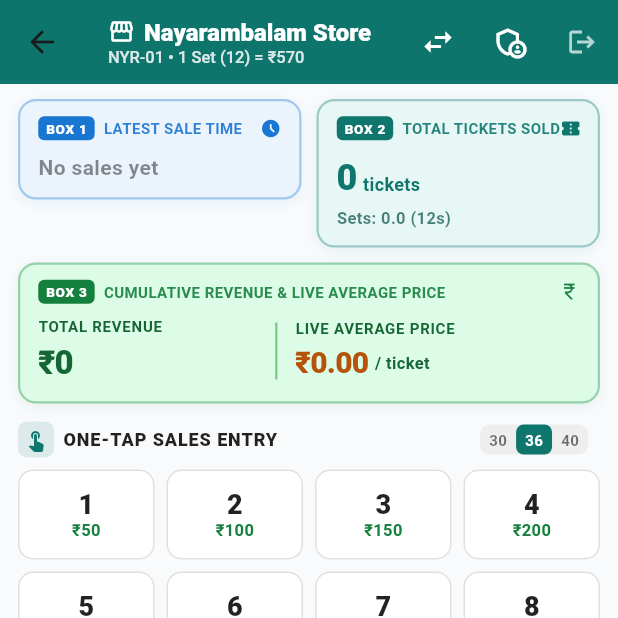
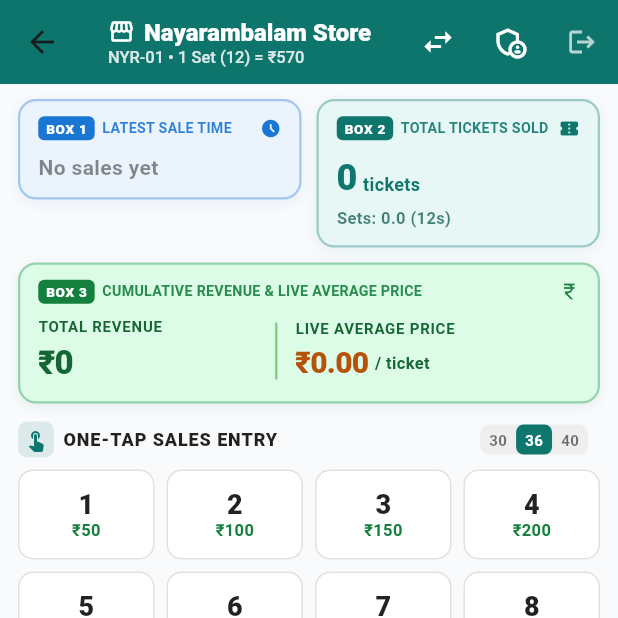
Before and after one commit to satsujinalma/Sales-Auditor, a Flutter app: the ShopkeeperSalesScreen screen opened directly with empty values, on a phone screen of 412 x 824 dp, the top half of it. Run offline on Flutter 3.47's test engine with Material 3 defaults, Android fonts, the phone set to English and light mode, and no system bars; our stand-ins replace cloud_firestore, firebase_core, shared_preferences; accounts and stored records are empty.

Commit message:
Fix text overflow in Box 1 and Box 2 header labels for narrow mobile screens

```diff
--- a/lib/widgets/three_output_boxes_widget.dart
+++ b/lib/widgets/three_output_boxes_widget.dart
@@ -300,7 +300,8 @@ class ThreeOutputBoxesWidget extends StatelessWidget {
           Row(
             mainAxisAlignment: MainAxisAlignment.spaceBetween,
             children: [
-              Row(
+              Expanded(
+                child: Row(
                   children: [
                     Container(
                       padding: const EdgeInsets.symmetric(
@@ -321,18 +322,23 @@ class ThreeOutputBoxesWidget extends StatelessWidget {
                         ),
                       ),
                     ),
-                  const SizedBox(width: 6),
-                  Text(
+                    const SizedBox(width: 5),
+                    Flexible(
+                      child: Text(
                         title,
+                        overflow: TextOverflow.ellipsis,
                         style: TextStyle(
-                      fontSize: 10,
+                          fontSize: 9.5,
                           fontWeight: FontWeight.w700,
-                      letterSpacing: 0.3,
+                          letterSpacing: 0.2,
                           color: primaryColor.withValues(alpha: 0.9),
+                        ),
                       ),
                     ),
                   ],
                 ),
+              ),
+              const SizedBox(width: 4),
               Icon(icon, size: 14, color: primaryColor),
             ],
           ),
```
Lines whose indentation alone changed are shown as unchanged.
